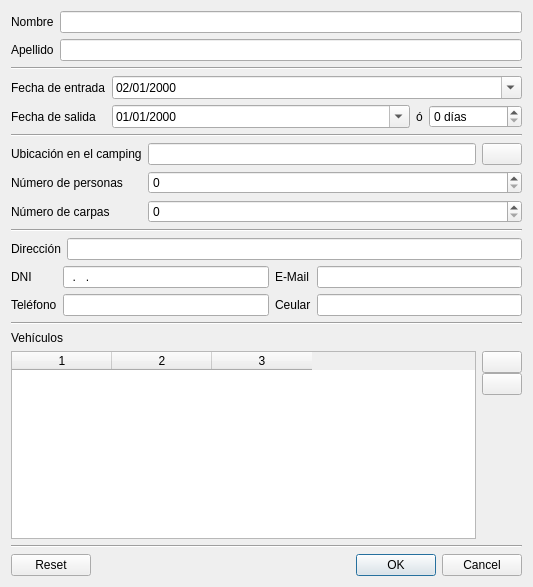
dnohales/camping, file DialogClient.ui: the form before one commit.
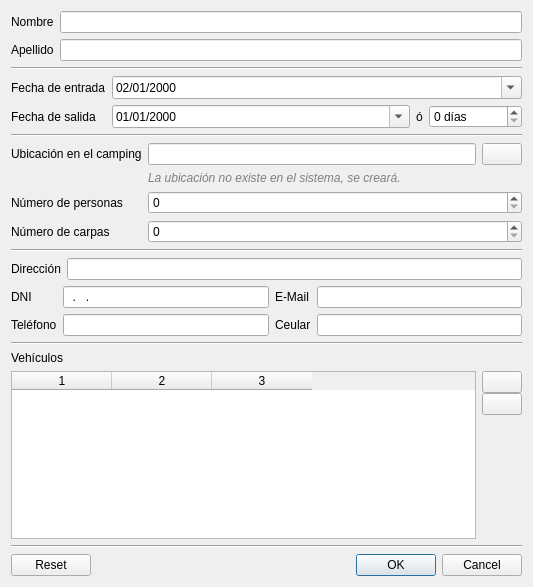
The form after the commit. Icons and pictures are not drawn.

Commit message:
Verificación de conflicto y existencia de Location en DialogClient y arreglos en FrameTents.
 - Cuando se va a editar un Dormi en FrameTents, se le pasa como argumento
a DialogClient para que se usen dormis.
 - Se muestra un icono para definir el tipo de ubicación en FrameTents.

The edit to the form file:
```diff
--- a/DialogClient.ui
+++ b/DialogClient.ui
@@ -153,6 +153,9 @@
      <property name="fieldGrowthPolicy">
       <enum>QFormLayout::AllNonFixedFieldsGrow</enum>
      </property>
+     <property name="verticalSpacing">
+      <number>6</number>
+     </property>
      <item row="0" column="0">
       <widget class="QLabel" name="labelLocation">
        <property name="text">
@@ -187,7 +190,7 @@
        </item>
       </layout>
      </item>
-     <item row="1" column="0">
+     <item row="2" column="0">
       <widget class="QLabel" name="label_6">
        <property name="text">
         <string>Número de personas</string>
@@ -197,10 +200,10 @@
        </property>
       </widget>
      </item>
-     <item row="1" column="1">
+     <item row="2" column="1">
       <widget class="QSpinBox" name="spinPeopleNum"/>
      </item>
-     <item row="2" column="0">
+     <item row="3" column="0">
       <widget class="QLabel" name="label_7">
        <property name="text">
         <string>Número de carpas</string>
@@ -210,8 +213,34 @@
        </property>
       </widget>
      </item>
-     <item row="2" column="1">
-      <widget class="QSpinBox" name="spinTentNum"/>
+     <item row="3" column="1">
+      <widget class="QSpinBox" name="spinTentNum">
+       <property name="font">
+        <font>
+         <italic>false</italic>
+        </font>
+       </property>
+      </widget>
+     </item>
+     <item row="1" column="1">
+      <widget class="QLabel" name="labelLocationNote">
+       <property name="styleSheet">
+        <string notr="true">color: rgb(128, 128, 128);
+font: oblique 9pt;</string>
+       </property>
+       <property name="lineWidth">
+        <number>1</number>
+       </property>
+       <property name="text">
+        <string>La ubicación no existe en el sistema, se creará.</string>
+       </property>
+       <property name="textFormat">
+        <enum>Qt::AutoText</enum>
+       </property>
+       <property name="margin">
+        <number>0</number>
+       </property>
+      </widget>
      </item>
     </layout>
    </item>
```
The commit also changes 10 other files.
